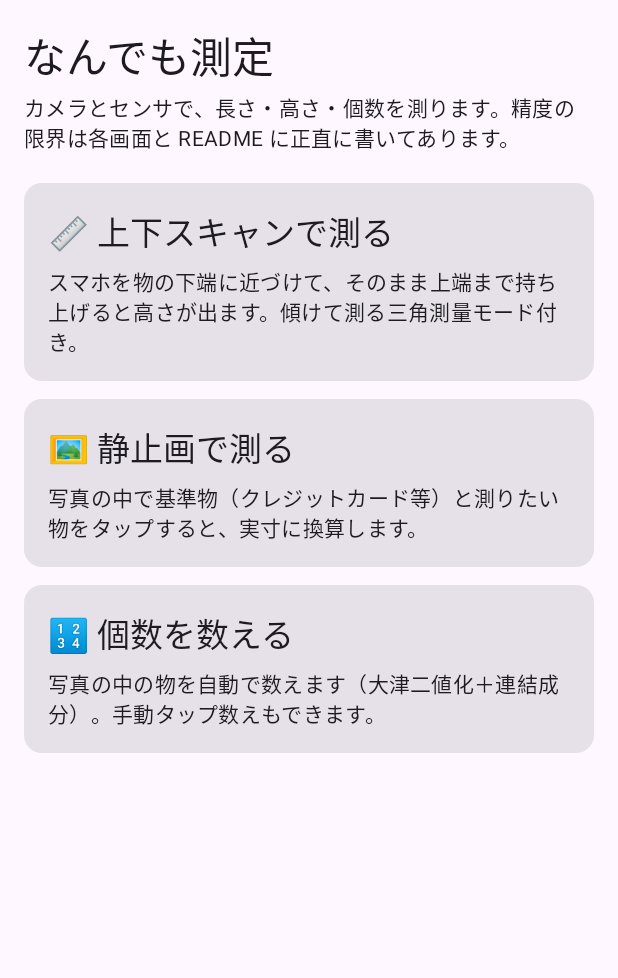
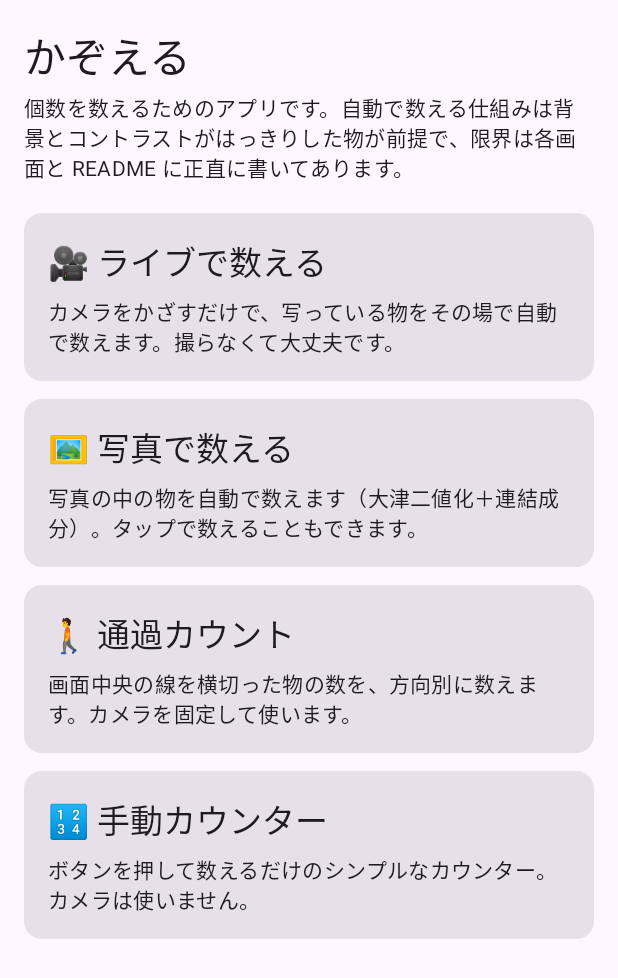
Before and after one commit to yuushi-labs/sokutei, an Android app built with Jetpack Compose: the HomeScreen screen opened through its navigation route, on a phone screen of 412 x 824 dp. Shown: the top 978 px of the screen. Run offline under Robolectric (Android 15) with nearby library versions, the phone set to English and light mode, and no system bars.

Commit message:
feat(app): 手動カウンターを追加し、写真で数えるへ再構成

```diff
--- a/app/src/main/kotlin/io/github/yuushilabs/sokutei/MainActivity.kt
+++ b/app/src/main/kotlin/io/github/yuushilabs/sokutei/MainActivity.kt
@@ -13,10 +13,11 @@ import androidx.navigation.compose.composable
 import androidx.navigation.compose.rememberNavController
 import io.github.yuushilabs.sokutei.data.HistoryViewModel
 import io.github.yuushilabs.sokutei.ui.CountScreen
+import io.github.yuushilabs.sokutei.ui.CrossingCountScreen
 import io.github.yuushilabs.sokutei.ui.HomeScreen
-import io.github.yuushilabs.sokutei.ui.PhotoMeasureScreen
-import io.github.yuushilabs.sokutei.ui.ScanScreen
+import io.github.yuushilabs.sokutei.ui.LiveCountScreen
 import io.github.yuushilabs.sokutei.ui.SokuteiTheme
+import io.github.yuushilabs.sokutei.ui.TallyScreen
 
 class MainActivity : ComponentActivity() {
     override fun onCreate(savedInstanceState: Bundle?) {
@@ -41,14 +42,16 @@ fun SokuteiApp(history: HistoryViewModel = viewModel()) {
             composable("home") {
                 HomeScreen(
                     history = history,
-                    onOpenScan = { navController.navigate("scan") },
+                    onOpenLive = { navController.navigate("live") },
                     onOpenPhoto = { navController.navigate("photo") },
-                    onOpenCount = { navController.navigate("count") },
+                    onOpenCrossing = { navController.navigate("crossing") },
+                    onOpenTally = { navController.navigate("tally") },
                 )
             }
-            composable("scan") { ScanScreen(history = history) }
-            composable("photo") { PhotoMeasureScreen(history = history) }
-            composable("count") { CountScreen(history = history) }
+            composable("live") { LiveCountScreen(history = history) }
+            composable("photo") { CountScreen(history = history) }
+            composable("crossing") { CrossingCountScreen(history = history) }
+            composable("tally") { TallyScreen(history = history) }
         }
     }
 }
--- a/app/src/main/kotlin/io/github/yuushilabs/sokutei/ui/HomeScreen.kt
+++ b/app/src/main/kotlin/io/github/yuushilabs/sokutei/ui/HomeScreen.kt
@@ -24,9 +24,10 @@ import java.util.Date
 @Composable
 fun HomeScreen(
     history: HistoryViewModel,
-    onOpenScan: () -> Unit,
+    onOpenLive: () -> Unit,
     onOpenPhoto: () -> Unit,
-    onOpenCount: () -> Unit,
+    onOpenCrossing: () -> Unit,
+    onOpenTally: () -> Unit,
 ) {
     val records by history.records.collectAsState()
     LazyColumn(
@@ -35,39 +36,46 @@ fun HomeScreen(
         verticalArrangement = Arrangement.spacedBy(12.dp),
     ) {
         item {
-            Text("なんでも測定", style = MaterialTheme.typography.headlineMedium)
+            Text("かぞえる", style = MaterialTheme.typography.headlineMedium)
             Text(
-                "カメラとセンサで、長さ・高さ・個数を測ります。精度の限界は各画面と README に正直に書いてあります。",
+                "個数を数えるためのアプリです。自動で数える仕組みは背景とコントラストがはっきりした物が前提で、限界は各画面と README に正直に書いてあります。",
                 style = MaterialTheme.typography.bodyMedium,
                 modifier = Modifier.padding(top = 4.dp, bottom = 8.dp),
             )
         }
         item {
             ModeCard(
-                title = "📏 上下スキャンで測る",
-                description = "スマホを物の下端に近づけて、そのまま上端まで持ち上げると高さが出ます。傾けて測る三角測量モード付き。",
-                onClick = onOpenScan,
+                title = "🎥 ライブで数える",
+                description = "カメラをかざすだけで、写っている物をその場で自動で数えます。撮らなくて大丈夫です。",
+                onClick = onOpenLive,
             )
         }
         item {
             ModeCard(
-                title = "🖼️ 静止画で測る",
-                description = "写真の中で基準物（クレジットカード等）と測りたい物をタップすると、実寸に換算します。",
+                title = "🖼️ 写真で数える",
+                description = "写真の中の物を自動で数えます（大津二値化＋連結成分）。タップで数えることもできます。",
                 onClick = onOpenPhoto,
             )
         }
         item {
             ModeCard(
-                title = "🔢 個数を数える",
-                description = "写真の中の物を自動で数えます（大津二値化＋連結成分）。手動タップ数えもできます。",
-                onClick = onOpenCount,
+                title = "🚶 通過カウント",
+                description = "画面中央の線を横切った物の数を、方向別に数えます。カメラを固定して使います。",
+                onClick = onOpenCrossing,
+            )
+        }
+        item {
+            ModeCard(
+                title = "🔢 手動カウンター",
+                description = "ボタンを押して数えるだけのシンプルなカウンター。カメラは使いません。",
+                onClick = onOpenTally,
             )
         }
         if (records.isNotEmpty()) {
             item {
                 Column {
                     Text(
-                        "測定履歴",
+                        "履歴",
                         style = MaterialTheme.typography.titleMedium,
                         modifier = Modifier.padding(top = 8.dp),
                     )
```
Also changed, not shown: app/src/main/kotlin/io/github/yuushilabs/sokutei/ui/CountScreen.kt (+11 -14 lines), app/src/main/kotlin/io/github/yuushilabs/sokutei/ui/TallyScreen.kt (added, +75 -0 lines).
